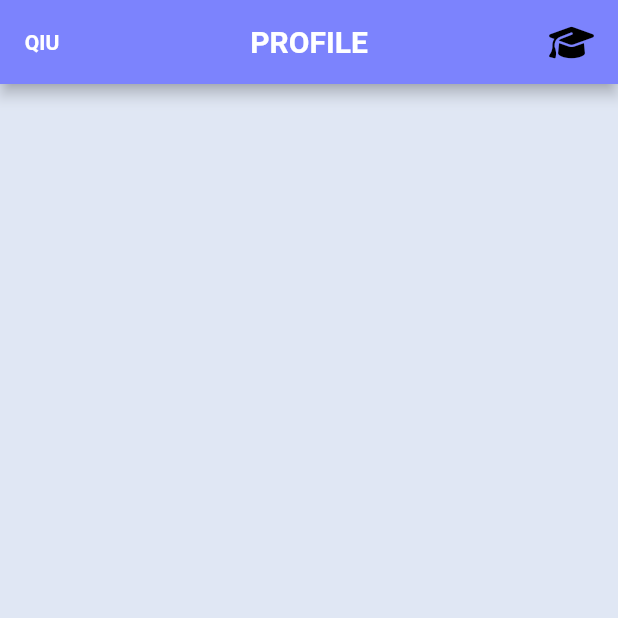
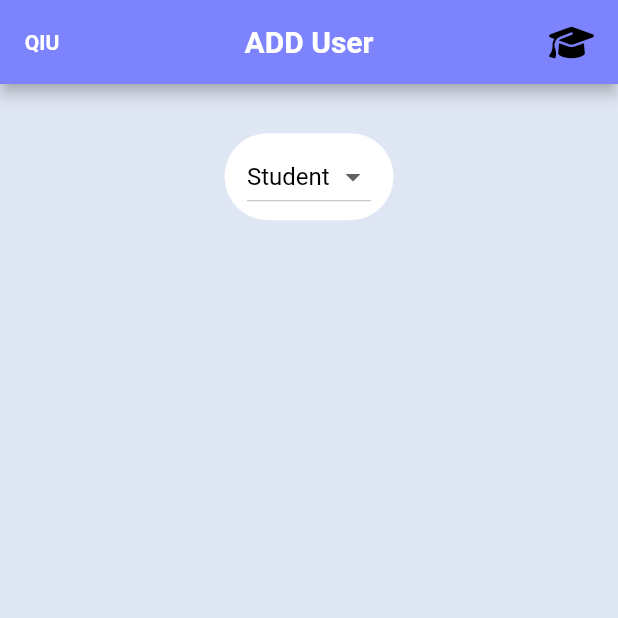
Before and after one commit to Mhamad-Raad/Class-Note-Collectore, a Flutter app: the AddUser screen opened directly, on a phone screen of 412 x 824 dp, the top half of it. Run offline on Flutter 3.47's test engine with Material 2 defaults, Android fonts, the phone set to English and light mode, and no system bars; our stand-ins replace font_awesome_flutter.

Commit message:
adding a basic structure for admin add users page

```diff
--- a/lib/main.dart
+++ b/lib/main.dart
@@ -1,5 +1,6 @@
 import 'package:flutter/material.dart';
 import 'package:fyp/Providers/User.dart';
+import 'package:fyp/screens/Admin_Add_User.dart';
 import 'package:fyp/screens/profile.dart';
 import 'package:provider/provider.dart';
 
@@ -30,7 +31,7 @@ class _MyAPPState extends State<MyAPP> {
       ],
       child: MaterialApp(
         debugShowCheckedModeBanner: false,
-        home: Login(),
+        home: AddUser(),
       ),
     );
   }
--- a/lib/screens/Admin_Add_User.dart
+++ b/lib/screens/Admin_Add_User.dart
@@ -1,5 +1,8 @@
 import 'package:flutter/material.dart';
 import 'package:font_awesome_flutter/font_awesome_flutter.dart';
+import 'package:provider/provider.dart';
+
+import '../Providers/User.dart';
 
 class AddUser extends StatefulWidget {
   const AddUser({Key? key}) : super(key: key);
@@ -9,15 +12,18 @@ class AddUser extends StatefulWidget {
 }
 
 class _AddUserState extends State<AddUser> {
+  var chosen = 'Student';
   @override
   Widget build(BuildContext context) {
+    final Media = MediaQuery.of(context);
+    final user = Provider.of<User>(context);
     return Scaffold(
       backgroundColor: const Color.fromRGBO(224, 231, 244, 1),
       appBar: AppBar(
         backgroundColor: const Color.fromRGBO(124, 131, 253, 1),
         centerTitle: true,
         title: const Text(
-          "PROFILE",
+          "ADD User",
           style: TextStyle(
             fontWeight: FontWeight.bold,
           ),
@@ -44,6 +50,52 @@ class _AddUserState extends State<AddUser> {
           ),
         ],
       ),
+      body: SizedBox(
+        height: Media.size.height,
+        width: Media.size.width,
+        child: SingleChildScrollView(
+          child: Column(
+            children: [
+              SizedBox(
+                height: Media.size.height * .15,
+                width: Media.size.width,
+                child: Center(
+                  child: Container(
+                    padding:
+                        const EdgeInsets.symmetric(horizontal: 15, vertical: 5),
+                    decoration: BoxDecoration(
+                      color: Colors.white,
+                      borderRadius: BorderRadius.circular(50),
+                    ),
+                    child: Theme(
+                      data: Theme.of(context).copyWith(
+                        canvasColor: const Color.fromRGBO(124, 131, 253, 1),
+                      ),
+                      child: DropdownButton(
+                        style:
+                            const TextStyle(fontSize: 16, color: Colors.black),
+                        value: chosen,
+                        items: <String>["Student", "Admin", "Lecturer"]
+                            .map<DropdownMenuItem<String>>((String v) {
+                          return DropdownMenuItem<String>(
+                            value: v,
+                            child: Text(v),
+                          );
+                        }).toList(),
+                        onChanged: (String? a) {
+                          setState(() {
+                            chosen = a.toString();
+                          });
+                        },
+                      ),
+                    ),
+                  ),
+                ),
+              )
+            ],
+          ),
+        ),
+      ),
     );
   }
 }
```
